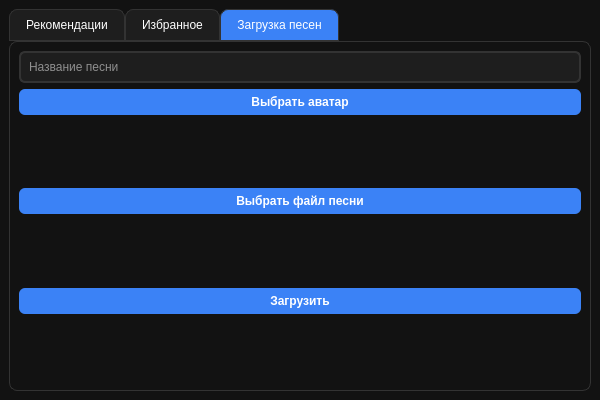
finniy/MusicFlow, file ui/main_window.ui: the form before one commit.
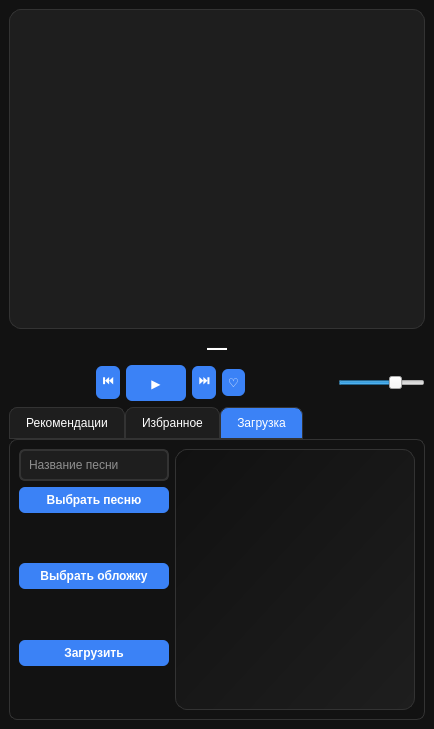
The form after the commit. The open tabs and pages were chosen to show the change.

```diff
--- a/ui/main_window.ui
+++ b/ui/main_window.ui
@@ -6,8 +6,8 @@
    <rect>
     <x>0</x>
     <y>0</y>
-    <width>600</width>
-    <height>400</height>
+    <width>434</width>
+    <height>729</height>
    </rect>
   </property>
   <property name="windowTitle">
@@ -75,6 +75,122 @@
   </property>
   <widget class="QWidget" name="centralwidget">
    <layout class="QVBoxLayout" name="verticalLayout">
+    <item>
+     <layout class="QVBoxLayout" name="nowPlayingLayout">
+      <item>
+       <widget class="QLabel" name="trackCoverLabel">
+        <property name="minimumSize">
+         <size>
+          <width>320</width>
+          <height>320</height>
+         </size>
+        </property>
+        <property name="styleSheet">
+         <string notr="true">QLabel { background-color: #1e1e1e; border: 1px solid #333; border-radius: 12px; }</string>
+        </property>
+        <property name="text">
+         <string/>
+        </property>
+        <property name="alignment">
+         <set>Qt::AlignCenter</set>
+        </property>
+       </widget>
+      </item>
+      <item>
+       <widget class="QLabel" name="trackTitleLabel">
+        <property name="styleSheet">
+         <string notr="true">QLabel { font-size: 20px; font-weight: 600; }</string>
+        </property>
+        <property name="text">
+         <string>—</string>
+        </property>
+        <property name="alignment">
+         <set>Qt::AlignCenter</set>
+        </property>
+       </widget>
+      </item>
+      <item>
+       <layout class="QHBoxLayout" name="controlsLayout">
+        <item>
+         <spacer name="controlsLeftSpacer">
+          <property name="orientation">
+           <enum>Qt::Horizontal</enum>
+          </property>
+          <property name="sizeHint" stdset="0">
+           <size>
+            <width>40</width>
+            <height>20</height>
+           </size>
+          </property>
+         </spacer>
+        </item>
+        <item>
+         <widget class="QPushButton" name="prevTrackButton">
+          <property name="text">
+           <string>⏮</string>
+          </property>
+         </widget>
+        </item>
+        <item>
+         <widget class="QPushButton" name="playPauseButton">
+          <property name="minimumSize">
+           <size>
+            <width>60</width>
+            <height>36</height>
+           </size>
+          </property>
+          <property name="text">
+           <string>▶️</string>
+          </property>
+         </widget>
+        </item>
+        <item>
+         <widget class="QPushButton" name="nextTrackButton">
+          <property name="text">
+           <string>⏭</string>
+          </property>
+         </widget>
+        </item>
+        <item>
+         <widget class="QPushButton" name="favoriteButton">
+          <property name="text">
+           <string>♡</string>
+          </property>
+         </widget>
+        </item>
+        <item>
+         <spacer name="controlsRightSpacer">
+          <property name="orientation">
+           <enum>Qt::Horizontal</enum>
+          </property>
+          <property name="sizeHint" stdset="0">
+           <size>
+            <width>40</width>
+            <height>20</height>
+           </size>
+          </property>
+         </spacer>
+        </item>
+        <item>
+         <widget class="QSlider" name="volumeSlider">
+          <property name="minimum">
+           <number>0</number>
+          </property>
+          <property name="maximum">
+           <number>100</number>
+          </property>
+          <property name="value">
+           <number>70</number>
+          </property>
+          <property name="orientation">
+           <enum>Qt::Horizontal</enum>
+          </property>
+         </widget>
+        </item>
+       </layout>
+      </item>
+     </layout>
+    </item>
     <item>
      <widget class="QTabWidget" name="tabWidget">
 
@@ -126,55 +242,78 @@
       <!-- Вкладка Загрузка песен -->
       <widget class="QWidget" name="uploadTab">
        <attribute name="title">
-        <string>Загрузка песен</string>
+        <string>Загрузка</string>
        </attribute>
-       <layout class="QVBoxLayout" name="uploadLayout">
+       <layout class="QHBoxLayout" name="uploadLayout">
         <item>
-         <widget class="QLineEdit" name="songNameInput">
-          <property name="placeholderText">
-           <string>Название песни</string>
-          </property>
-         </widget>
+         <layout class="QVBoxLayout" name="uploadLeft">
+          <item>
+           <widget class="QLineEdit" name="songNameInput">
+            <property name="placeholderText">
+             <string>Название песни</string>
+            </property>
+           </widget>
+          </item>
+          <item>
+           <widget class="QPushButton" name="chooseFileButton">
+            <property name="text">
+             <string>Выбрать песню</string>
+            </property>
+           </widget>
+          </item>
+          <item>
+           <widget class="QLabel" name="filePathLabel">
+            <property name="text">
+             <string/>
+            </property>
+           </widget>
+          </item>
+          <item>
+           <widget class="QPushButton" name="chooseAvatarButton">
+            <property name="text">
+             <string>Выбрать обложку</string>
+            </property>
+           </widget>
+          </item>
+          <item>
+           <widget class="QLabel" name="avatarPathLabel">
+            <property name="text">
+             <string/>
+            </property>
+           </widget>
+          </item>
+          <item>
+           <widget class="QPushButton" name="uploadButton">
+            <property name="text">
+             <string>Загрузить</string>
+            </property>
+           </widget>
+          </item>
+          <item>
+           <widget class="QLabel" name="uploadStatus">
+            <property name="text">
+             <string/>
+            </property>
+           </widget>
+          </item>
+         </layout>
         </item>
         <item>
-         <widget class="QPushButton" name="chooseAvatarButton">
-          <property name="text">
-           <string>Выбрать аватар</string>
+         <widget class="QLabel" name="uploadCoverPreview">
+          <property name="minimumSize">
+           <size>
+            <width>240</width>
+            <height>240</height>
+           </size>
           </property>
-         </widget>
-        </item>
-        <item>
-         <widget class="QLabel" name="avatarPathLabel">
-          <property name="text">
-           <string></string>
+          <property name="styleSheet">
+           <string notr="true">QLabel { background: qlineargradient(x1:0,y1:0,x2:1,y2:1, stop:0 #111, stop:1 #1e1e1e); border: 1px solid #333; border-radius: 12px; }</string>
           </property>
-         </widget>
-        </item>
-        <item>
-         <widget class="QPushButton" name="chooseFileButton">
           <property name="text">
-           <string>Выбрать файл песни</string>
+           <string/>
           </property>
-         </widget>
-        </item>
-        <item>
-         <widget class="QLabel" name="filePathLabel">
-          <property name="text">
-           <string></string>
-          </property>
-         </widget>
-        </item>
-        <item>
-         <widget class="QPushButton" name="uploadButton">
-          <property name="text">
-           <string>Загрузить</string>
-          </property>
-         </widget>
-        </item>
-        <item>
-         <widget class="QLabel" name="uploadStatus">
-          <property name="text">
-           <string></string>
+          <property name="alignment">
+           <set>Qt::AlignCenter</set>
           </property>
          </widget>
         </item>
```
Left out of the diff: 32 changed lines with no effect on the pictures.
